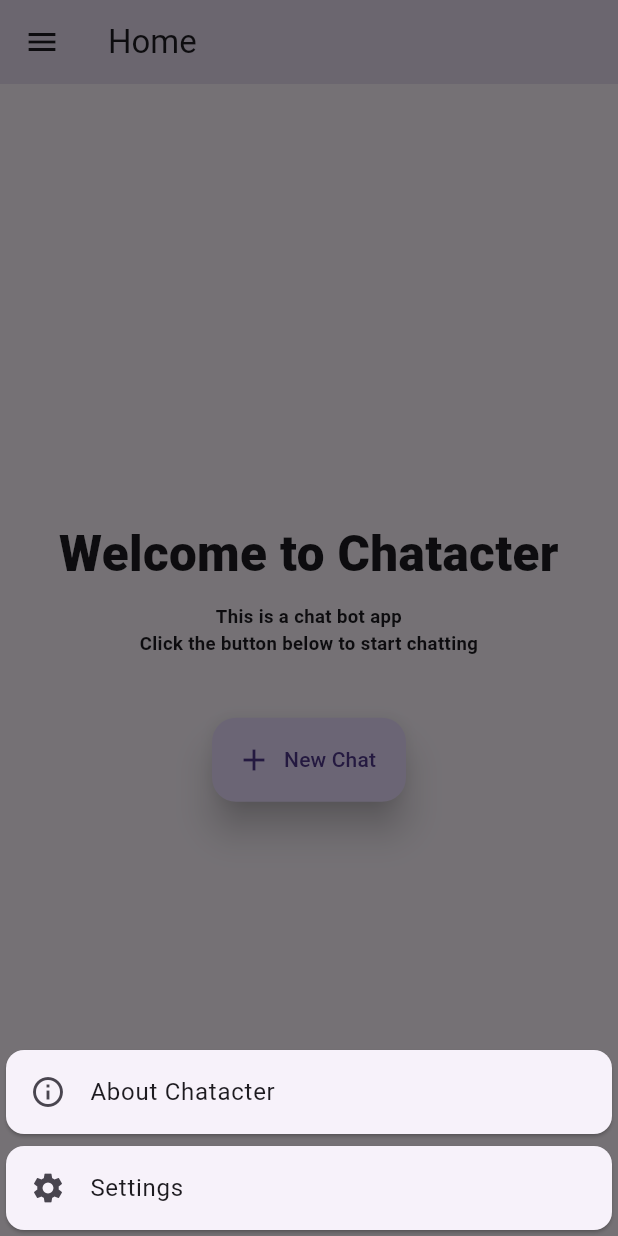
After one commit to MH0386/anynotedotai, a Flutter app: the screen it shows after launch, after a tap on the "menu" icon, on a phone screen of 412 x 824 dp. The commit adds this screen. Run offline on Flutter 3.47's test engine with Material 3 defaults, Android fonts, the phone set to English and light mode, and no system bars; our stand-ins replace get; missing offline and left inert: chatacter.

Commit message:
add pages

```diff
--- /dev/null
+++ b/lib/Pages/about.dart
@@ -0,0 +1,40 @@
+import 'package:flutter/material.dart';
+import 'package:get/get.dart';
+
+class About extends StatelessWidget {
+  const About({super.key});
+
+  @override
+  Widget build(BuildContext context) {
+    return MaterialApp(
+      home: Scaffold(
+        appBar: AppBar(
+          title: const Text('About Chatacter'),
+          leading: IconButton(
+            onPressed: () {
+              Get.back();
+            },
+            icon: const Icon(
+              Icons.arrow_back,
+            ),
+          ),
+        ),
+        body: Center(
+          child: Column(
+            crossAxisAlignment: CrossAxisAlignment.start,
+            children: [
+              Image.asset('assets/logo.png'),
+              const SizedBox(height: 10),
+              const Text('This is a chat bot app. You can chat with different characters. More characters will be added soon.', style: TextStyle(fontWeight: FontWeight.bold)),
+              const SizedBox(height: 10),
+              const Text('Chatacter is developed by:', style: TextStyle(fontWeight: FontWeight.bold)),
+              const Text('\t-\tMohamed Hisham Abdelzaher', style: TextStyle(fontWeight: FontWeight.bold)),
+              const Text('\t-\tYousef Mohamed Abdel-Hay', style: TextStyle(fontWeight: FontWeight.bold)),
+              const Text('\t-\tAbdelrahman Mostafa Mohamed', style: TextStyle(fontWeight: FontWeight.bold)),
+            ],
+          ),
+        ),
+      ),
+    );
+  }
+}
--- /dev/null
+++ b/lib/Pages/home.dart
@@ -0,0 +1,123 @@
+import 'package:chatacter/Pages/about.dart';
+import 'package:chatacter/Pages/chat.dart';
+import 'package:chatacter/Pages/settings.dart';
+import 'package:chatacter/controller.dart';
+import 'package:flutter/material.dart';
+import 'package:get/get.dart';
+
+class Home extends StatelessWidget {
+  const Home({super.key});
+
+  @override
+  Widget build(BuildContext context) {
+    final chatacterController = Get.find<ChatacterController>();
+    return MaterialApp(
+      // theme: ThemeData.dark(),
+      home: Scaffold(
+        appBar: AppBar(
+          elevation: 100,
+          title: const Text('Home'),
+          leading: IconButton(
+            onPressed: () {
+              print('Menu Button Pressed');
+              Get.bottomSheet(
+                Wrap(
+                  children: [
+                    Card(
+                      child: ListTile(
+                        leading: const Icon(Icons.info_outline),
+                        title: const Text('About Chatacter'),
+                        onTap: () {
+                          print('About pressed');
+                          Get.to(() => const About());
+                        },
+                      ),
+                    ),
+                    Card(
+                      child: ListTile(
+                        leading: const Icon(Icons.settings),
+                        title: const Text('Settings'),
+                        onTap: () {
+                          print('Settings pressed');
+                          Get.to(() => const Settings());
+                        },
+                      ),
+                    )
+                  ],
+                ),
+              );
+            },
+            icon: const Icon(
+              Icons.menu,
+            ),
+          ),
+        ),
+        body: LayoutBuilder(
+          builder: (BuildContext context, BoxConstraints constraints) {
+            double screenWidth = constraints.maxWidth;
+            return Center(
+              child: Column(
+                mainAxisAlignment: MainAxisAlignment.center,
+                children: [
+                  Text(
+                    'Welcome to Chatacter',
+                    textAlign: TextAlign.center,
+                    style: TextStyle(
+                      fontWeight: FontWeight.w900,
+                      fontSize: screenWidth * 0.08,
+                    ),
+                  ),
+                  const SizedBox(height: 10),
+                  Text(
+                    'This is a chat bot app\nClick the button below to start chatting',
+                    textAlign: TextAlign.center,
+                    style: TextStyle(
+                      fontWeight: FontWeight.bold,
+                      fontSize: screenWidth * 0.03,
+                    ),
+                  ),
+                  const SizedBox(height: 40),
+                  FloatingActionButton.extended(
+                    onPressed: () {
+                      print('New Chat Button Pressed');
+                      Get.bottomSheet(
+                        Wrap(
+                          children: [
+                            Card(
+                              child: ListTile(
+                                leading: const Icon(Icons.person),
+                                title: const Text('Napoleon Bonaparte'),
+                                subtitle: const Text('You are now can chat with Napoleon Bonaparte'),
+                                onTap: () {
+                                  print('Chat 1 pressed');
+                                  chatacterController.character.value = 'Napoleon Bonaparte';
+                                  chatacterController.response.value = 'Hi, My name is Napoleon Bonaparte. How can I help you?';
+                                  Get.to(() => const Chat());
+                                },
+                              ),
+                            ),
+                            const Card(
+                              child: ListTile(
+                                leading: Icon(Icons.announcement),
+                                title: Text('Coming Soon...'),
+                                subtitle: Text('More chat options will be available soon'),
+                              ),
+                            )
+                          ],
+                        ),
+                      );
+                    },
+                    label: const Text('New Chat'),
+                    icon: const Icon(Icons.add),
+                    elevation: 10,
+                    hoverColor: Colors.black45,
+                  ),
+                ],
+              ),
+            );
+          },
+        ),
+      ),
+    );
+  }
+}
--- /dev/null
+++ b/lib/controller.dart
@@ -0,0 +1 @@
+// TODO Implement this library.
--- a/lib/main.dart
+++ b/lib/main.dart
@@ -1,125 +1,29 @@
+import 'package:anynotedotai/Pages/about.dart';
+import 'package:anynotedotai/Pages/home.dart';
+import 'package:anynotedotai/Pages/settings.dart';
+import 'package:anynotedotai/controller.dart';
 import 'package:flutter/material.dart';
+// import 'package:flutter_dotenv/flutter_dotenv.dart';
+import 'package:get/get.dart';
 
-void main() {
-  runApp(const MyApp());
+Future<void> main() async {
+  WidgetsFlutterBinding.ensureInitialized();
+  // Client client = Client();
+  // client.setEndpoint('https://cloud.appwrite.io/v1').setProject('chatacter');
+  await dotenv.load();
+  Get.put(ChatacterController());
+  Get.changeTheme(ThemeData.light());
+  print('Get.isDarkMode: ${Get.isDarkMode}');
+  runApp(
+    GetMaterialApp(
+      title: 'Chatacter Demo',
+      initialRoute: '/',
+      getPages: [
+        GetPage(name: '/', page: () => const Home()),
+        GetPage(name: '/chat', page: () => const Chat()),
+        GetPage(name: '/about', page: () => const About()),
+        GetPage(name: '/settings', page: () => const Settings()),
+      ],
+    ),
+  );
 }
-
-class MyApp extends StatelessWidget {
-  const MyApp({super.key});
-
-  // This widget is the root of your application.
-  @override
-  Widget build(BuildContext context) {
-    return MaterialApp(
-      title: 'Flutter Demo',
-      theme: ThemeData(
-        // This is the theme of your application.
-        //
-        // TRY THIS: Try running your application with "flutter run". You'll see
-        // the application has a purple toolbar. Then, without quitting the app,
-        // try changing the seedColor in the colorScheme below to Colors.green
-        // and then invoke "hot reload" (save your changes or press the "hot
-        // reload" button in a Flutter-supported IDE, or press "r" if you used
-        // the command line to start the app).
-        //
-        // Notice that the counter didn't reset back to zero; the application
-        // state is not lost during the reload. To reset the state, use hot
-        // restart instead.
-        //
-        // This works for code too, not just values: Most code changes can be
-        // tested with just a hot reload.
-        colorScheme: ColorScheme.fromSeed(seedColor: Colors.deepPurple),
-        useMaterial3: true,
-      ),
-      home: const MyHomePage(title: 'Flutter Demo Home Page'),
-    );
-  }
-}
-
-class MyHomePage extends StatefulWidget {
-  const MyHomePage({super.key, required this.title});
-
-  // This widget is the home page of your application. It is stateful, meaning
-  // that it has a State object (defined below) that contains fields that affect
-  // how it looks.
-
-  // This class is the configuration for the state. It holds the values (in this
-  // case the title) provided by the parent (in this case the App widget) and
-  // used by the build method of the State. Fields in a Widget subclass are
-  // always marked "final".
-
-  final String title;
-
-  @override
-  State<MyHomePage> createState() => _MyHomePageState();
-}
-
-class _MyHomePageState extends State<MyHomePage> {
-  int _counter = 0;
-
-  void _incrementCounter() {
-    setState(() {
-      // This call to setState tells the Flutter framework that something has
-      // changed in this State, which causes it to rerun the build method below
-      // so that the display can reflect the updated values. If we changed
-      // _counter without calling setState(), then the build method would not be
-      // called again, and so nothing would appear to happen.
-      _counter++;
-    });
-  }
-
-  @override
-  Widget build(BuildContext context) {
-    // This method is rerun every time setState is called, for instance as done
-    // by the _incrementCounter method above.
-    //
-    // The Flutter framework has been optimized to make rerunning build methods
-    // fast, so that you can just rebuild anything that needs updating rather
-    // than having to individually change instances of widgets.
-    return Scaffold(
-      appBar: AppBar(
-        // TRY THIS: Try changing the color here to a specific color (to
-        // Colors.amber, perhaps?) and trigger a hot reload to see the AppBar
-        // change color while the other colors stay the same.
-        backgroundColor: Theme.of(context).colorScheme.inversePrimary,
-        // Here we take the value from the MyHomePage object that was created by
-        // the App.build method, and use it to set our appbar title.
-        title: Text(widget.title),
-      ),
-      body: Center(
-        // Center is a layout widget. It takes a single child and positions it
-        // in the middle of the parent.
-        child: Column(
-          // Column is also a layout widget. It takes a list of children and
-          // arranges them vertically. By default, it sizes itself to fit its
-          // children horizontally, and tries to be as tall as its parent.
-          //
-          // Column has various properties to control how it sizes itself and
-          // how it positions its children. Here we use mainAxisAlignment to
-          // center the children vertically; the main axis here is the vertical
-          // axis because Columns are vertical (the cross axis would be
-          // horizontal).
-          //
-          // TRY THIS: Invoke "debug painting" (choose the "Toggle Debug Paint"
-          // action in the IDE, or press "p" in the console), to see the
-          // wireframe for each widget.
-          mainAxisAlignment: MainAxisAlignment.center,
-          children: <Widget>[
-            const Text(
-              'You have pushed the button this many times:',
-            ),
-            Text(
-              '$_counter',
-              style: Theme.of(context).textTheme.headlineMedium,
-            ),
-          ],
-        ),
-      ),
-      floatingActionButton: FloatingActionButton(
-        onPressed: _incrementCounter,
-        tooltip: 'Increment',
-        child: const Icon(Icons.add),
-      ), // This trailing comma makes auto-formatting nicer for build methods.
-    );
-  }
-}
--- a/pubspec.yaml
+++ b/pubspec.yaml
@@ -1,4 +1,4 @@
-name: myapp
+name: anynotedotai
 description: "A new Flutter project."
 # The following line prevents the package from being accidentally published to
 # pub.dev using `flutter pub publish`. This is preferred for private packages.
@@ -35,6 +35,7 @@ dependencies:
   # The following adds the Cupertino Icons font to your application.
   # Use with the CupertinoIcons class for iOS style icons.
   cupertino_icons: ^1.0.6
+  get: ^4.6.6
 
 dev_dependencies:
   flutter_test:
```
Also changed, not shown: lib/Pages/settings.dart (added, +104 -0 lines), pubspec.lock, 1 other file.
